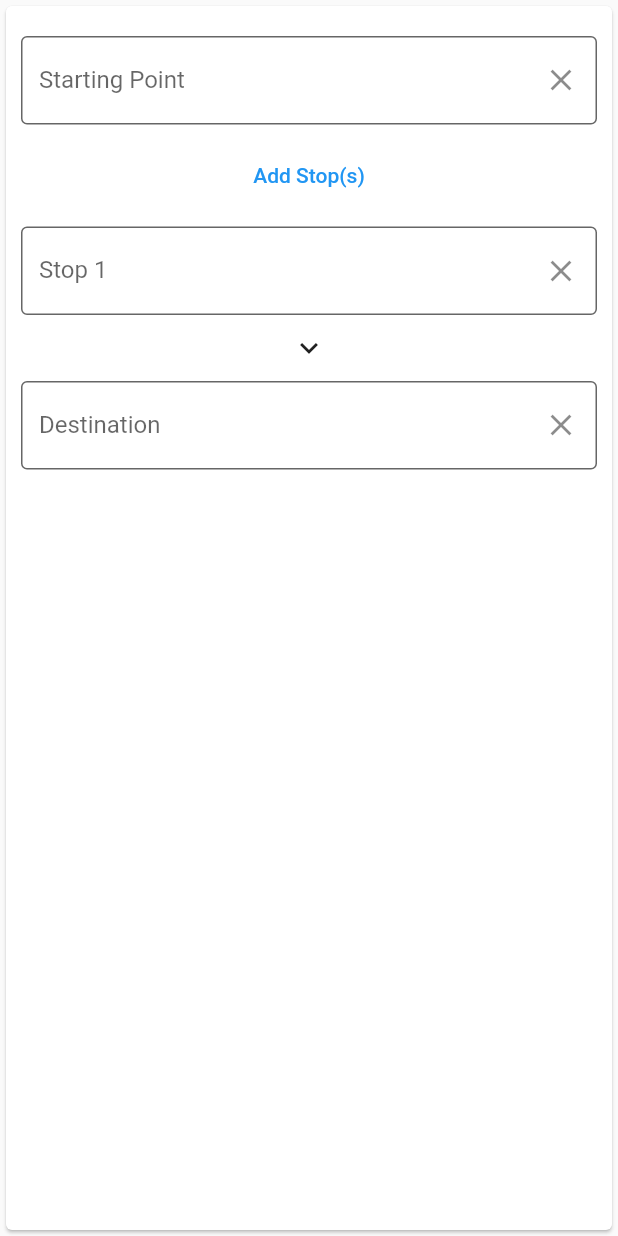
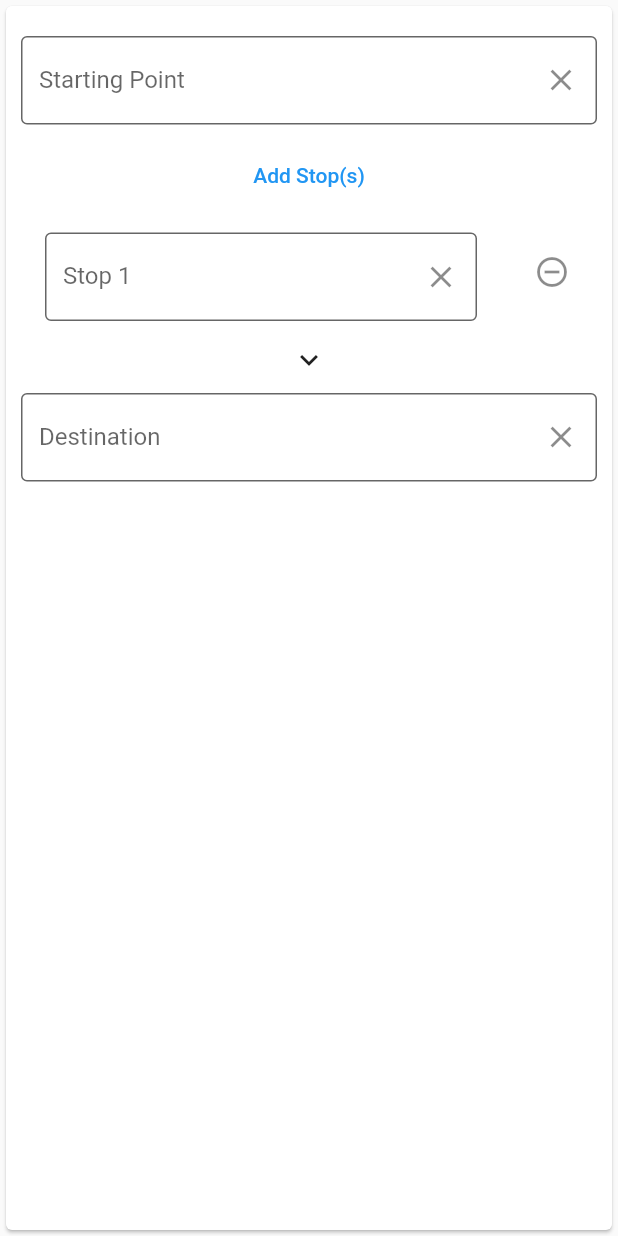
Before and after one commit to McFadden-S/BicycleTripPlanner, a Flutter app: the RouteCard widget shown alone on an empty page, opened directly with empty values, after a tap on "Add Stop(s)", on a phone screen of 412 x 824 dp. Run offline on Flutter 3.47's test engine with Material 2 defaults, Android fonts, the phone set to English and light mode, and no system bars; our stand-ins replace dio, firebase_core, flutter_dotenv, flutter_html, flutter_spinkit, geolocator and 1 more; missing offline and left inert: flutter_polyline_points, geolocator_web; accounts and stored records are empty; network calls fail.

Commit message:
Add Ability to remove intermediate stops

```diff
--- a/bicycle_trip_planner/lib/widgets/IntermediateSearchList.dart
+++ b/bicycle_trip_planner/lib/widgets/IntermediateSearchList.dart
@@ -22,9 +22,23 @@ class _IntermediateSearchListState extends State<IntermediateSearchList> {
 
       stopsControllers.add(searchController);
       stopsList.add(
-          Search(
-              labelTextIn: "Stop ${stopsControllers.length}",
-              searchController: searchController));
+          ListTile(
+            title:
+              Search(
+                  labelTextIn: "Stop ${stopsControllers.length}",
+                  searchController: searchController),
+              trailing: IconButton(
+                  onPressed: (){
+                    setState(() {
+                      int indexPressed = stopsControllers.indexOf(searchController);
+                      stopsList.removeAt(indexPressed);
+                      stopsControllers.removeAt(indexPressed);
+                    });
+                  },
+                  icon: const Icon(
+                      Icons.remove_circle_outline))
+          )
+      );
 
       isShowingIntermediate = true;
     });
--- a/bicycle_trip_planner/lib/widgets/RouteCard.dart
+++ b/bicycle_trip_planner/lib/widgets/RouteCard.dart
@@ -26,7 +26,7 @@ class _RouteCardState extends State<RouteCard> {
                   mainAxisAlignment: MainAxisAlignment.start,
                   children: [
                     Container(
-                      margin: EdgeInsets.only(top: 10),
+                      margin: const EdgeInsets.only(top: 10),
                       child: Column(
                         mainAxisAlignment: MainAxisAlignment.center,
                         children: [
```
Also changed, not shown: bicycle_trip_planner/lib/widgets/RoutePlanning.dart (+8 -4 lines).
